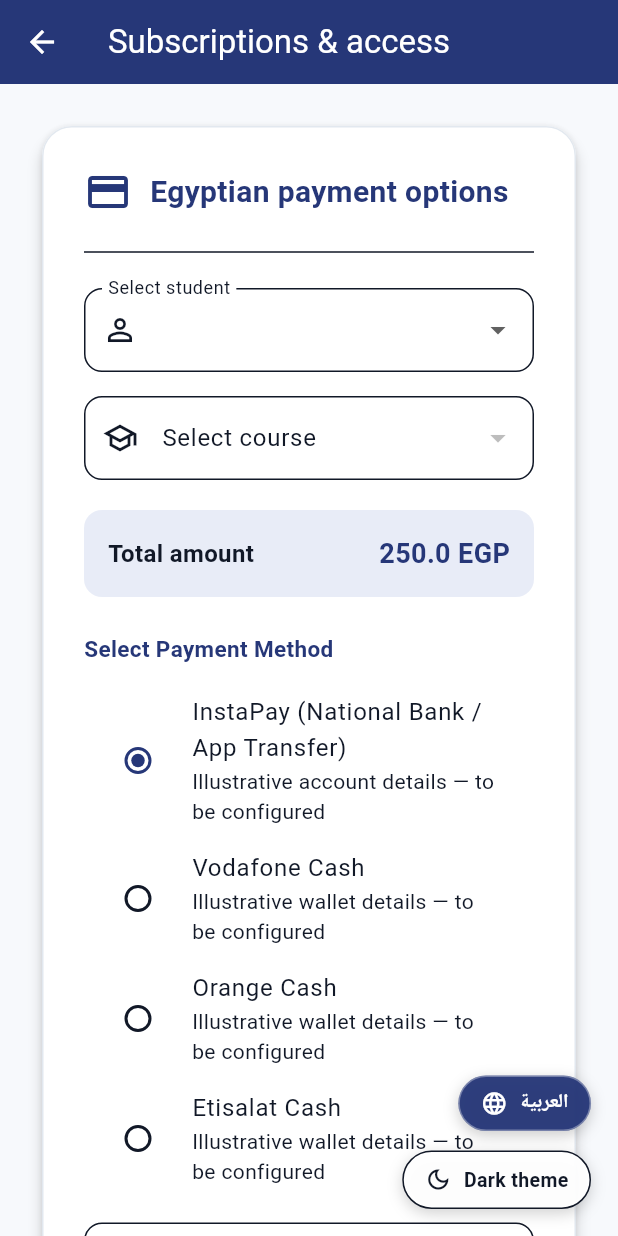
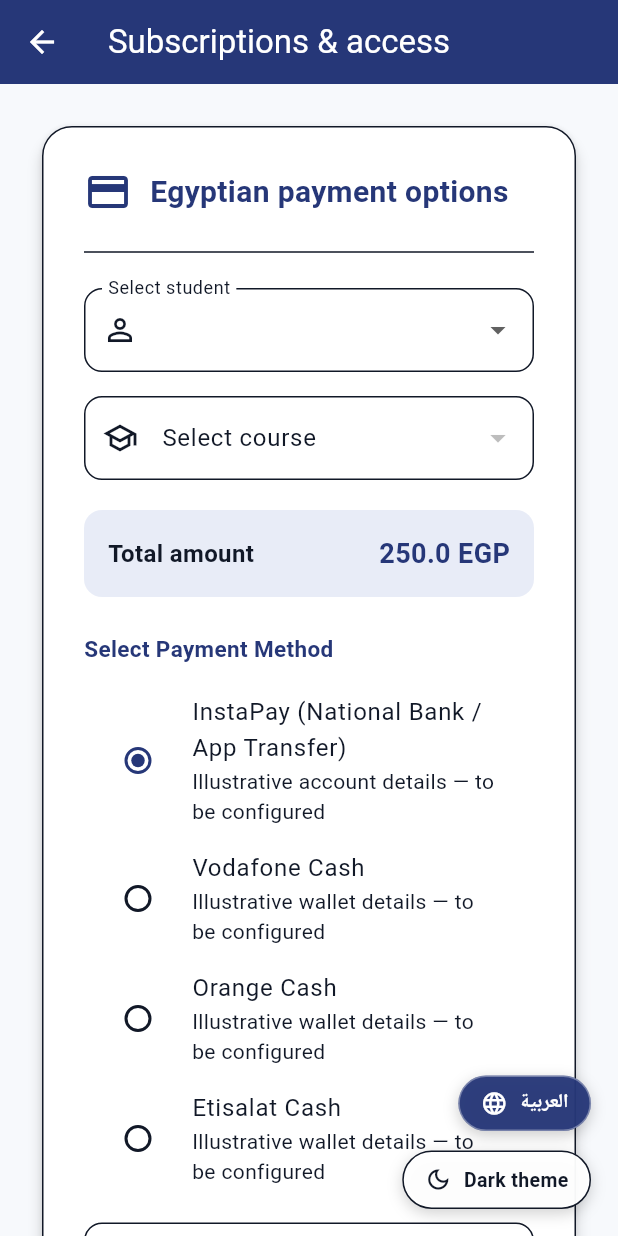
Before and after one commit to EslamMourad648abd/Future-Youth-Platform, a Flutter app: the SubscriptionPage screen opened by its route, on a phone screen of 412 x 824 dp. Run offline on Flutter 3.47's test engine with Material 3 defaults, Android fonts, the phone set to English and light mode, and no system bars; our stand-ins replace cloud_firestore, cloud_functions, file_picker, firebase_auth, firebase_core, firebase_storage and 3 more; missing offline and left inert: dart:html, dart:ui_web; accounts and stored records are empty.

Commit message:
Finish theme-aware surfaces and explicit RTL test delegates

```diff
--- a/lib/features/parent/presentation/subscription_page.dart
+++ b/lib/features/parent/presentation/subscription_page.dart
@@ -155,7 +155,7 @@ class _SubscriptionPageState extends State<SubscriptionPage> {
                       color: Theme.of(context).colorScheme.surface,
                       shape: RoundedRectangleBorder(
                         borderRadius: BorderRadius.circular(20),
-                        side: const BorderSide(color: Color(0xFFE2E8EF)),
+                        side: BorderSide(color: Theme.of(context).colorScheme.outlineVariant),
                       ),
                       child: Padding(
                         padding: const EdgeInsets.all(28),
@@ -235,7 +235,7 @@ class _SubscriptionPageState extends State<SubscriptionPage> {
                                 value: 'instapay',
                                 groupValue: selectedPaymentMethod,
                                 onChanged: (val) => setState(() => selectedPaymentMethod = val),
-                                activeColor: BrandColors.navy,
+                                activeColor: Theme.of(context).colorScheme.primary,
                               ),
                               RadioListTile<String>(
                                 title: Text('Vodafone Cash'),
@@ -278,8 +278,8 @@ class _SubscriptionPageState extends State<SubscriptionPage> {
                               ElevatedButton(
                                 onPressed: submitting ? null : _processPayment,
                                 style: ElevatedButton.styleFrom(
-                                  backgroundColor: BrandColors.green,
-                                  foregroundColor: Colors.white,
+                                  backgroundColor: Theme.of(context).colorScheme.secondary,
+                                  foregroundColor: Theme.of(context).colorScheme.onSecondary,
                                   minimumSize: const Size.fromHeight(50),
                                   shape: RoundedRectangleBorder(borderRadius: BorderRadius.circular(12)),
                                 ),
```
